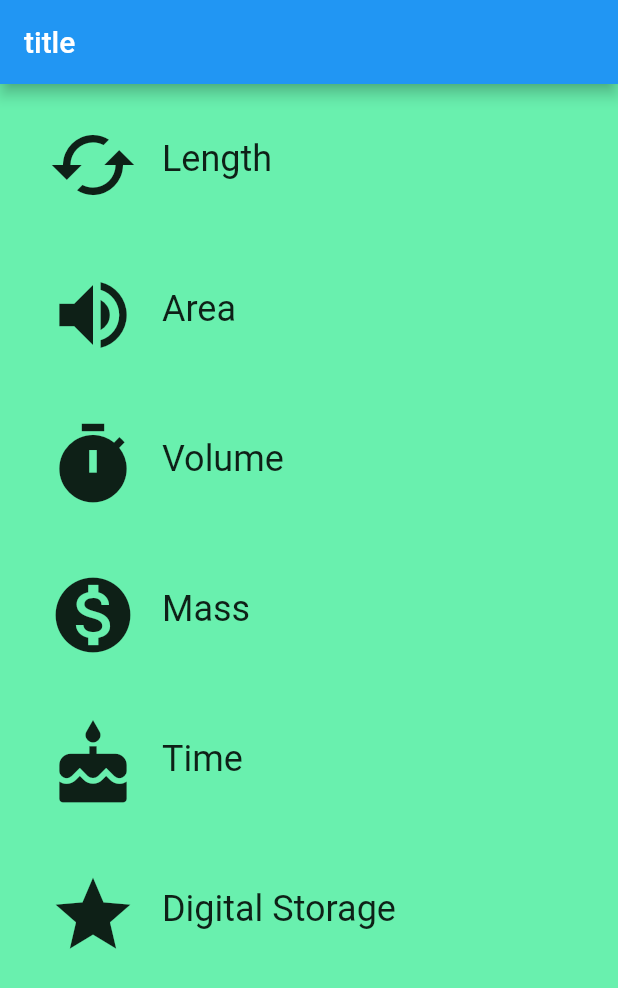
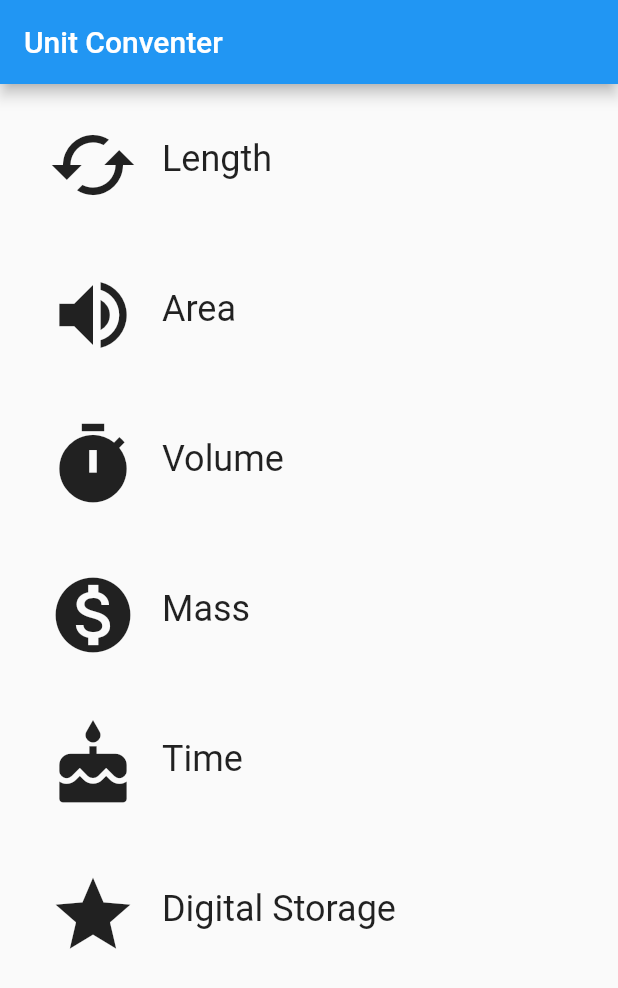
Before and after one commit to Mattao/flutter-demo, a Flutter app: the screen it shows after launch, on a phone screen of 412 x 824 dp. Shown: the top 988 px of the screen. Run offline on Flutter 3.47's test engine with Material 2 defaults, Android fonts, the phone set to English and light mode, and no system bars.

Commit message:
refactor(main): extract title field

```diff
--- a/lib/main.dart
+++ b/lib/main.dart
@@ -2,18 +2,19 @@ import 'package:flutter/material.dart';
 import 'package:gitta/route/category/category_route.dart';
 
 void main() => runApp(MyApp());
+
+const _title = 'Unit Conventer';
 
 class MyApp extends StatelessWidget {
   @override
   Widget build(BuildContext context) {
     return MaterialApp(
       debugShowCheckedModeBanner: false,
-      title: 'hello',
+      title: _title,
       home: Scaffold(
         appBar: AppBar(
-          title: Text('title'),
+          title: Text(_title),
         ),
-        backgroundColor: Colors.greenAccent,
         body: CategoryRoute(),
       ),
     );
```
